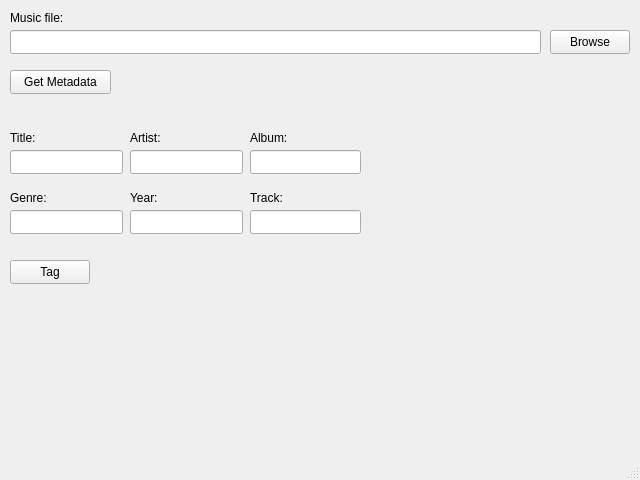
dylondark/RazorTag, file mainwindow.ui: the form before one commit.
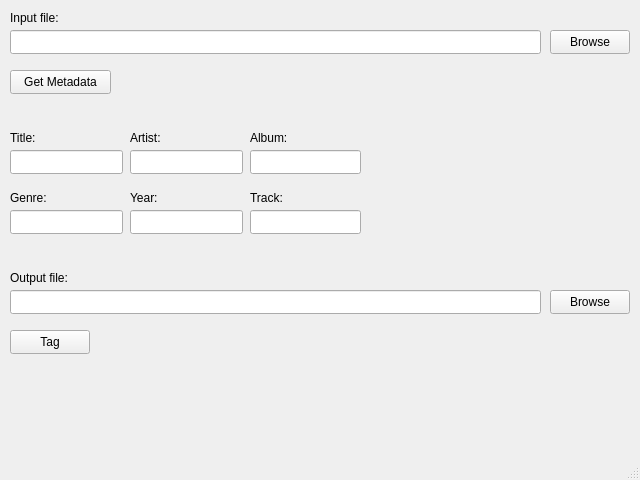
The form after the commit.

Commit message: Add output file text box

Diff of the .ui file:
```diff
--- a/mainwindow.ui
+++ b/mainwindow.ui
@@ -84,7 +84,7 @@
      </rect>
     </property>
     <property name="text">
-     <string>Music file:</string>
+     <string>Input file:</string>
     </property>
    </widget>
    <widget class="QLineEdit" name="titleBox">
@@ -229,7 +229,7 @@
     <property name="geometry">
      <rect>
       <x>10</x>
-      <y>260</y>
+      <y>330</y>
       <width>80</width>
       <height>24</height>
      </rect>
@@ -238,6 +238,48 @@
      <string>Tag</string>
     </property>
    </widget>
+   <widget class="QLineEdit" name="fileOutPathBox">
+    <property name="geometry">
+     <rect>
+      <x>10</x>
+      <y>290</y>
+      <width>531</width>
+      <height>24</height>
+     </rect>
+    </property>
+    <property name="sizePolicy">
+     <sizepolicy hsizetype="Fixed" vsizetype="Fixed">
+      <horstretch>0</horstretch>
+      <verstretch>0</verstretch>
+     </sizepolicy>
+    </property>
+   </widget>
+   <widget class="QLabel" name="label_8">
+    <property name="geometry">
+     <rect>
+      <x>10</x>
+      <y>270</y>
+      <width>91</width>
+      <height>16</height>
+     </rect>
+    </property>
+    <property name="text">
+     <string>Output file:</string>
+    </property>
+   </widget>
+   <widget class="QPushButton" name="fileOutBrowseButton">
+    <property name="geometry">
+     <rect>
+      <x>550</x>
+      <y>290</y>
+      <width>80</width>
+      <height>24</height>
+     </rect>
+    </property>
+    <property name="text">
+     <string>Browse</string>
+    </property>
+   </widget>
   </widget>
   <widget class="QMenuBar" name="menubar">
    <property name="geometry">
```
Left out of the diff: 4 changed lines with no effect on the pictures. The commit also changes 2 other files.
